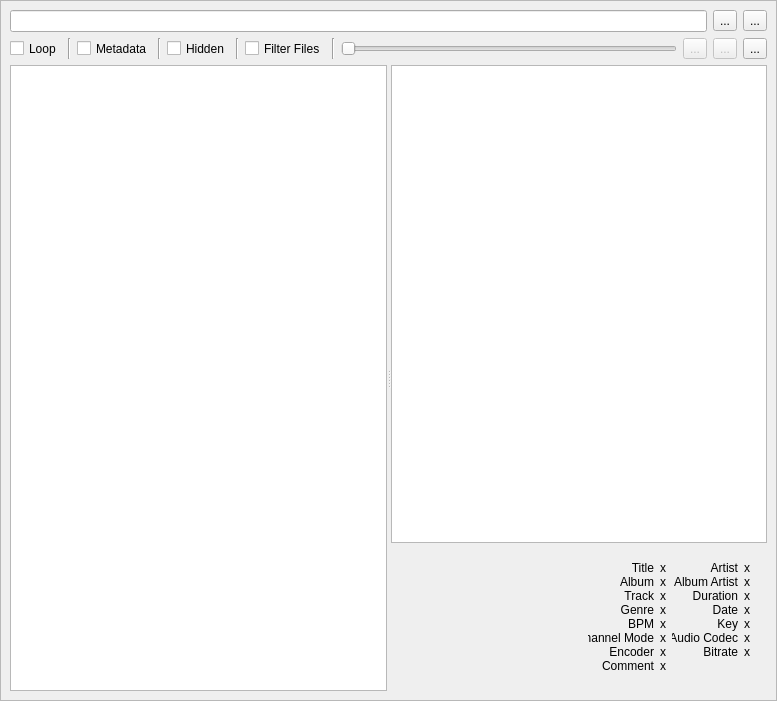
The window that ui/main_win.ui (mimbert/soundbrowser) describes before a commit, drawn with Qt 5.
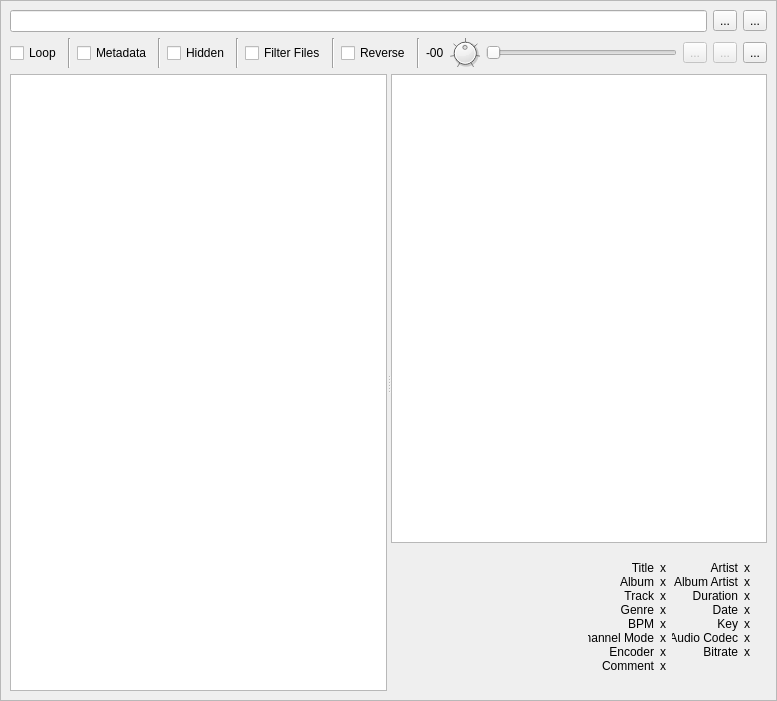
The same window after the commit. Icons and pictures are not drawn.

Commit message: add playback rate control and reverse playback + improve slider behavior

Patch:
```diff
--- a/ui/main_win.ui
+++ b/ui/main_win.ui
@@ -735,6 +735,74 @@
             </property>
            </widget>
           </item>
+          <item>
+           <widget class="QCheckBox" name="reverse_button">
+            <property name="toolTip">
+             <string>Toggle reverse playback
+Shortcut: r</string>
+            </property>
+            <property name="text">
+             <string>Reverse</string>
+            </property>
+           </widget>
+          </item>
+          <item>
+           <widget class="Line" name="line_reverse_button">
+            <property name="orientation">
+             <enum>Qt::Vertical</enum>
+            </property>
+           </widget>
+          </item>
+          <item>
+           <widget class="QLabel" name="tune_value">
+            <property name="sizePolicy">
+             <sizepolicy hsizetype="Preferred" vsizetype="Preferred">
+              <horstretch>0</horstretch>
+              <verstretch>0</verstretch>
+             </sizepolicy>
+            </property>
+            <property name="toolTip">
+             <string>Playback rate in semitones</string>
+            </property>
+            <property name="text">
+             <string>-00</string>
+            </property>
+           </widget>
+          </item>
+          <item>
+           <widget class="QDial" name="tune_dial">
+            <property name="maximumSize">
+             <size>
+              <width>30</width>
+              <height>30</height>
+             </size>
+            </property>
+            <property name="toolTip">
+             <string>Adjust playback rate by semitones</string>
+            </property>
+            <property name="minimum">
+             <number>-12</number>
+            </property>
+            <property name="maximum">
+             <number>12</number>
+            </property>
+            <property name="pageStep">
+             <number>1</number>
+            </property>
+            <property name="orientation">
+             <enum>Qt::Vertical</enum>
+            </property>
+            <property name="invertedAppearance">
+             <bool>false</bool>
+            </property>
+            <property name="invertedControls">
+             <bool>false</bool>
+            </property>
+            <property name="notchesVisible">
+             <bool>true</bool>
+            </property>
+           </widget>
+          </item>
           <item>
            <widget class="QSlider" name="seek_slider">
             <property name="orientation">
```
Left out of the diff: 33 changed lines with no effect on the pictures. The commit also changes 2 other files.
